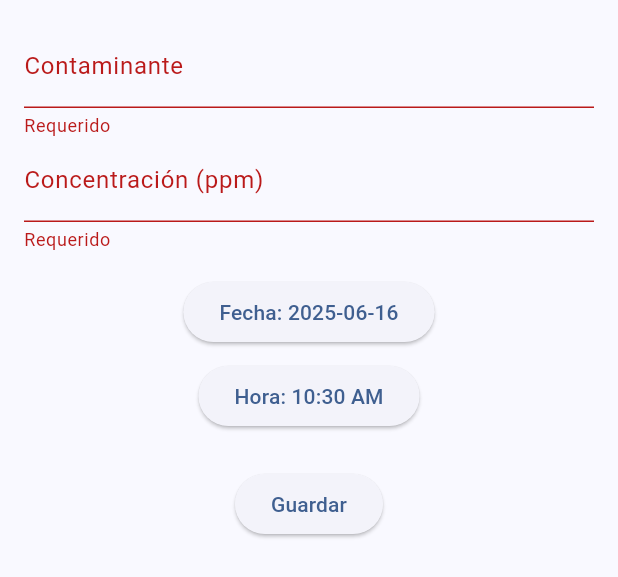
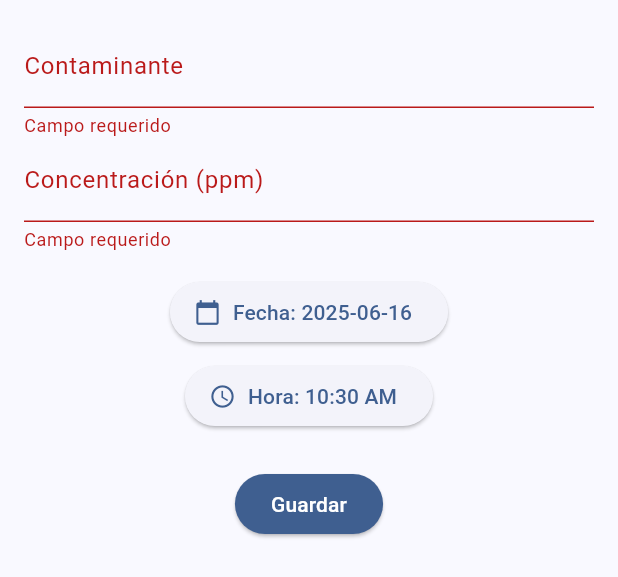
Before and after one commit to jojisagi/appo3s-main-main, a Flutter app: the RecordForm widget shown alone on an empty page, opened directly, after a tap on "Guardar", on a phone screen of 412 x 824 dp. Shown: the top 577 px of the screen. Run offline on Flutter 3.47's test engine with Material 3 defaults, Android fonts, the light colour scheme and no system bars; our stand-ins replace fl_chart; network calls fail.

```diff
--- a/appo3s-main/lib/widgets/record_form.dart
+++ b/appo3s-main/lib/widgets/record_form.dart
@@ -5,6 +5,7 @@ import '../services/record_service.dart';
 
 class RecordForm extends StatefulWidget {
   const RecordForm({super.key});
+
   @override
   State<RecordForm> createState() => _RecordFormState();
 }
@@ -28,17 +29,19 @@ class _RecordFormState extends State<RecordForm> {
             TextFormField(
               decoration: const InputDecoration(labelText: 'Contaminante'),
               onSaved: (v) => contaminante = v ?? '',
-              validator: (v) => v == null || v.isEmpty ? 'Requerido' : null,
+              validator: (v) =>
+              v == null || v.isEmpty ? 'Campo requerido' : null,
             ),
             TextFormField(
-              decoration:
-              const InputDecoration(labelText: 'Concentración (ppm)'),
+              decoration: const InputDecoration(labelText: 'Concentración (ppm)'),
               keyboardType: TextInputType.number,
-              onSaved: (v) => concentracion = double.parse(v ?? '0'),
-              validator: (v) => v == null || v.isEmpty ? 'Requerido' : null,
+              onSaved: (v) => concentracion = double.tryParse(v ?? '0') ?? 0,
+              validator: (v) =>
+              v == null || v.isEmpty ? 'Campo requerido' : null,
             ),
             const SizedBox(height: 16),
-            ElevatedButton(
+            ElevatedButton.icon(
+              icon: const Icon(Icons.calendar_today),
               onPressed: () async {
                 final d = await showDatePicker(
                   context: context,
@@ -48,22 +51,30 @@ class _RecordFormState extends State<RecordForm> {
                 );
                 if (d != null) setState(() => fecha = d);
               },
-              child: Text('Fecha: ${fecha.toIso8601String().split('T').first}'),
+              label: Text('Fecha: ${fecha.toIso8601String().split('T').first}'),
             ),
             const SizedBox(height: 8),
-            ElevatedButton(
+            ElevatedButton.icon(
+              icon: const Icon(Icons.access_time),
               onPressed: () async {
-                final t =
-                await showTimePicker(context: context, initialTime: hora);
+                final t = await showTimePicker(
+                  context: context,
+                  initialTime: hora,
+                );
                 if (t != null) setState(() => hora = t);
               },
-              child: Text('Hora: ${hora.format(context)}'),
+              label: Text('Hora: ${hora.format(context)}'),
             ),
             const SizedBox(height: 24),
             ElevatedButton(
+              style: ElevatedButton.styleFrom(
+                backgroundColor: Theme.of(context).colorScheme.primary,
+                foregroundColor: Colors.white,
+              ),
               onPressed: () {
                 if (!(_formKey.currentState?.validate() ?? false)) return;
                 _formKey.currentState?.save();
+
                 final fechaHora = DateTime(
                   fecha.year,
                   fecha.month,
@@ -71,6 +82,7 @@ class _RecordFormState extends State<RecordForm> {
                   hora.hour,
                   hora.minute,
                 );
+
                 context.read<RecordService>().addRecord(
                   Record(
                     contaminante: contaminante,
@@ -78,7 +90,7 @@ class _RecordFormState extends State<RecordForm> {
                     fechaHora: fechaHora,
                   ),
                 );
-                Navigator.pop(context); // cierra el sheet
+                Navigator.pop(context); // cierra el formulario
               },
               child: const Text('Guardar'),
             ),
```
Also changed, not shown: appo3s-main/lib/main.dart (+7 -14 lines), appo3s-main/lib/screens/Historial_registros.dart (+111 -27 lines), appo3s-main/lib/screens/home_screen.dart (+6 -5 lines), appo3s-main/lib/services/api_config.dart (added, +13 -0 lines), appo3s-main/lib/services/record_service.dart (+20 -6 lines), 1 other file.
